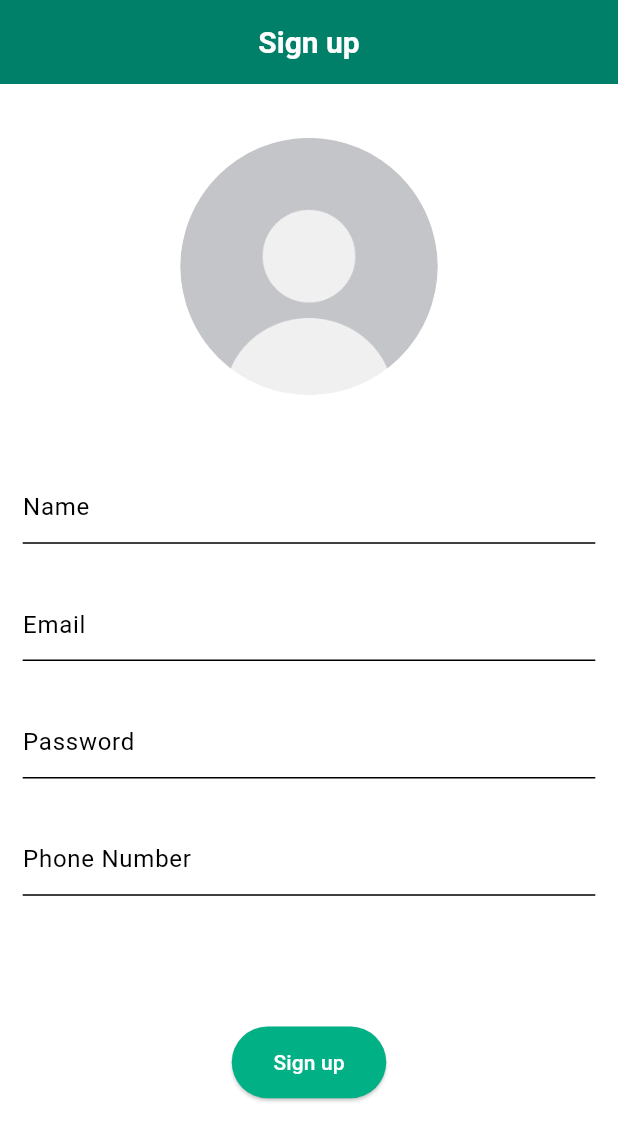
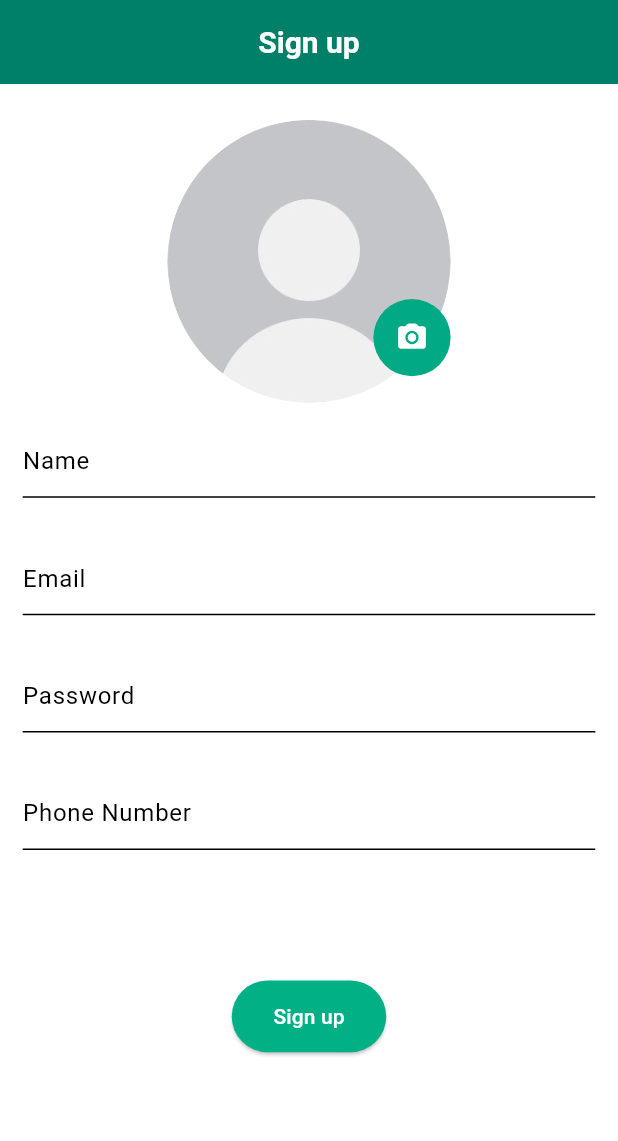
Before and after one commit to OmarAly92/WhatsApp_clone, a Flutter app: the SignUpScreen screen opened by its route, on a phone screen of 412 x 824 dp. Shown: the top 1141 px of the screen. Run offline on Flutter 3.47's test engine with Material 3 defaults, Android fonts, the phone set to English and light mode, and no system bars; our stand-ins replace animated_text_kit, cached_network_image, cloud_firestore, contacts_service, dio, emoji_picker_flutter and 11 more; missing offline and left inert: audio_waveforms, custom_clippers, haptic_feedback, swipe_plus; accounts and stored records are empty.

Commit message:
- Refactored code to improve readability and maintainability in app_router.dart and settings_cubit.dart - made a loading widget for SettingsProfileWidgets

```diff
--- a/lib/core/utils/assets_data.dart
+++ b/lib/core/utils/assets_data.dart
@@ -3,3 +3,4 @@ const String kDarkChatBackGround = 'assets/images/test_dark_background.png';
 const String kLightChatBackGround = 'assets/images/light_chat_background.png';
 const String kWelcomeImage = 'assets/images/circle.png';
 const String kDefaultProfilePicture = 'assets/images/default_profile_picture.jpg';
+const String kNetworkDefaultProfilePicture = 'https://firebasestorage.googleapis.com/v0/b/whats-app-clone-4fe8a.appspot.com/o/default%2Fdefault_profile_picture.jpg?alt=media&token=facbc559-4b44-4f58-b21d-2e101dfa2da7';
--- a/lib/core/widgets/custom_body_titles_widget.dart
+++ b/lib/core/widgets/custom_body_titles_widget.dart
@@ -10,8 +10,8 @@ class CustomBodyTitlesWidget extends StatelessWidget {
     required this.themeColors,
   });
 
-  final Text textTitle;
-  final Text textSubTitle;
+  final Widget textTitle;
+  final Widget textSubTitle;
   final ThemeColors themeColors;
 
   @override
--- a/lib/features/auth/logic/authentication_state.dart
+++ b/lib/features/auth/logic/authentication_state.dart
@@ -27,3 +27,12 @@ class AuthenticationFailure extends AuthenticationState {
   @override
   List<Object> get props => [failureMessage];
 }
+
+class AuthenticationProfileImageChanged extends AuthenticationState {
+  final String profileImage;
+
+  const AuthenticationProfileImageChanged({required this.profileImage});
+
+  @override
+  List<Object> get props => [profileImage];
+}
--- a/lib/features/auth/ui/otp_screen.dart
+++ b/lib/features/auth/logic/old/otp_screen.dart
@@ -1,7 +1,7 @@
 import 'package:flutter/material.dart';
 
-import '../../../core/themes/theme_color.dart';
-import 'widgets/otp_body.dart';
+import '../../../../core/themes/theme_color.dart';
+import '../../ui/widgets/otp_body.dart';
 
 class OtpScreen extends StatelessWidget {
   const OtpScreen({
--- a/lib/features/auth/ui/sign_up_screen.dart
+++ b/lib/features/auth/ui/sign_up_screen.dart
@@ -1,3 +1,5 @@
+import 'dart:io';
+
 import 'package:flutter/material.dart';
 import 'package:flutter_bloc/flutter_bloc.dart';
 import 'package:flutter_screenutil/flutter_screenutil.dart';
--- a/lib/features/auth/ui/widgets/otp_body.dart
+++ b/lib/features/auth/ui/widgets/otp_body.dart
@@ -5,7 +5,7 @@ import 'package:pin_code_fields/pin_code_fields.dart';
 
 import '../../../../core/app_router/app_router.dart';
 import '../../../../core/themes/theme_color.dart';
-import '../../logic/authentication_old_cubit.dart';
+import '../../logic/old/authentication_old_cubit.dart';
 import 'otp_intro_text.dart';
 
 class OtpBody extends StatefulWidget {
--- a/lib/features/auth/ui/widgets/sign_up_components/sign_up_body.dart
+++ b/lib/features/auth/ui/widgets/sign_up_components/sign_up_body.dart
@@ -54,21 +54,9 @@ class _SignUpBodyState extends State<_SignUpBody> {
         },
         child: Column(
           children: [
-            Container(
-              margin: EdgeInsets.symmetric(vertical: 30.h),
-              width: 150.r,
-              height: 150.r,
-              decoration: BoxDecoration(
-                borderRadius: BorderRadius.circular(100.r),
-              ),
-              child: ClipRRect(
-                borderRadius: BorderRadius.circular(100.r),
-                child: const Image(
-                  image: AssetImage(
-                    kDefaultProfilePicture,
-                  ),
-                ),
-              ),
+            Padding(
+              padding: EdgeInsets.only(top: 20.h),
+              child: const ProfileImage(),
             ),
             Padding(
               padding: EdgeInsets.all(customTextHeightPadding),
@@ -147,6 +135,15 @@ class _SignUpBodyState extends State<_SignUpBody> {
             Padding(
               padding: EdgeInsets.symmetric(vertical: 20.h),
               child: BlocBuilder<AuthenticationCubit, AuthenticationState>(
+                buildWhen: (previous, current) {
+                  if (current is AuthenticationProfileImageChanged) {
+                    return false;
+                  } else if (previous is AuthenticationProfileImageChanged) {
+                    return false;
+                  } else {
+                    return true;
+                  }
+                },
                 builder: (context, state) {
                   if (state is AuthenticationLoading) {
                     return const CircularProgressIndicator();
@@ -179,3 +176,66 @@ class _SignUpBodyState extends State<_SignUpBody> {
     );
   }
 }
+
+class ProfileImage extends StatelessWidget {
+  const ProfileImage({super.key});
+
+  @override
+  Widget build(BuildContext context) {
+    return Center(
+      child: Stack(
+        children: [
+          BlocBuilder<AuthenticationCubit, AuthenticationState>(
+            buildWhen: (previous, current) {
+              if (current is AuthenticationProfileImageChanged) {
+                return true;
+              } else {
+                return false;
+              }
+            },
+            builder: (context, state) {
+              return SizedBox(
+                height: 165.r,
+                width: 165.r,
+                child: ClipRRect(
+                  borderRadius: BorderRadius.circular(100.r),
+                  child: (state is AuthenticationProfileImageChanged)
+                      ? Image.file(
+                          File(state.profileImage),
+                          fit: BoxFit.cover,
+                        )
+                      : Image.asset(
+                          kDefaultProfilePicture,
+                          fit: BoxFit.fitWidth,
+                        ),
+                ),
+              );
+            },
+          ),
+          Positioned(
+            top: 100.h,
+            left: 120.w,
+            child: Container(
+              width: 45.r,
+              height: 45.r,
+              decoration: BoxDecoration(
+                color: const Color(0xff01aa84),
+                borderRadius: BorderRadius.circular(30),
+              ),
+              child: IconButton(
+                onPressed: () {
+                  BlocProvider.of<AuthenticationCubit>(context).pickImageFromGallery();
+                },
+                icon: const Icon(
+                  Icons.camera_alt_rounded,
+                  size: 22,
+                  color: Colors.white,
+                ),
+              ),
+            ),
+          ),
+        ],
+      ),
+    );
+  }
+}
--- a/lib/features/settings/view/widgets/settings_item.dart
+++ b/lib/features/settings/view/widgets/settings_item.dart
@@ -5,7 +5,7 @@ import 'package:flutter_screenutil/flutter_screenutil.dart';
 import '../../../../core/app_router/app_router.dart';
 import '../../../../core/themes/text_style/text_styles.dart';
 import '../../../../core/themes/theme_color.dart';
-import '../../../auth/logic/authentication_old_cubit.dart';
+import '../../../auth/logic/old/authentication_old_cubit.dart';
 import 'custom_list_tile.dart';
 
 class SettingsItem extends StatelessWidget {
--- a/lib/features/settings/view_model/settings_cubit.dart
+++ b/lib/features/settings/view_model/settings_cubit.dart
@@ -2,7 +2,6 @@ import 'dart:io';
 
 import 'package:cloud_firestore/cloud_firestore.dart';
 import 'package:equatable/equatable.dart';
-import 'package:firebase_auth/firebase_auth.dart';
 import 'package:firebase_storage/firebase_storage.dart';
 import 'package:flutter_bloc/flutter_bloc.dart';
 import 'package:image_picker/image_picker.dart';
@@ -15,16 +14,15 @@ part 'settings_state.dart';
 class SettingsCubit extends Cubit<SettingsState> {
   SettingsCubit() : super(SettingsInitial());
 
-  var firestoreInit = FirebaseFirestore.instance;
-  FirebaseAuth firebaseAuth = FirebaseAuth.instance;
+  final _firebaseFirestore = FirebaseFirestore.instance;
 
   Future<void> getSettingData() async {
     try {
       final String myEmail = await GlFunctions.getMyEmail();
 
-      var userData = await firestoreInit.collection('users').doc(myEmail).get();
+      final userRawData = await _firebaseFirestore.collection('users').doc(myEmail).get();
 
-      final UserModel user = UserModel.fromQueryDocumentSnapshot(userData);
+      final UserModel user = UserModel.fromQueryDocumentSnapshot(userRawData);
 
       emit(SettingsSuccess(user: user));
     } catch (e) {
@@ -64,7 +62,7 @@ class SettingsCubit extends Cubit<SettingsState> {
 
       final image = await storageReference.getDownloadURL();
 
-      firestoreInit.collection('users').doc(myEmail).update({
+      _firebaseFirestore.collection('users').doc(myEmail).update({
         'profileImage': image,
       });
     } catch (e) {
@@ -73,4 +71,6 @@ class SettingsCubit extends Cubit<SettingsState> {
 
     getSettingData();
   }
+
+
 }
--- a/pubspec.yaml
+++ b/pubspec.yaml
@@ -41,6 +41,7 @@ dependencies:
   equatable: ^2.0.5
   dartz: ^0.10.1
   get_it: ^7.6.7
+  shimmer: ^3.0.0
 
   custom_clippers: ^2.0.0
   swipe_plus: ^0.8.1
```
Also changed, not shown: lib/core/app_router/app_router.dart (+18 -19 lines), lib/features/auth/logic/authentication_cubit.dart (+50 -11 lines), lib/features/auth/logic/old/phone_auth_screen.dart (renamed from lib/features/auth/ui/phone_auth_screen.dart, +6 -6 lines), lib/features/auth/ui/widgets/login_components/login_body.dart (+9 -0 lines), lib/features/settings/view/widgets/settings_profile_loading.dart (added, +80 -0 lines), lib/features/settings/view/widgets/settings_profile_success.dart (added, +65 -0 lines), lib/features/settings/view/widgets/settings_profile_widget.dart (+13 -49 lines), lib/features/auth/logic/old/authentication_old_cubit.dart (renamed from lib/features/auth/logic/authentication_old_cubit.dart), lib/features/auth/logic/old/authentication_old_state.dart (renamed from lib/features/auth/logic/authentication_old_state.dart), pubspec.lock.
